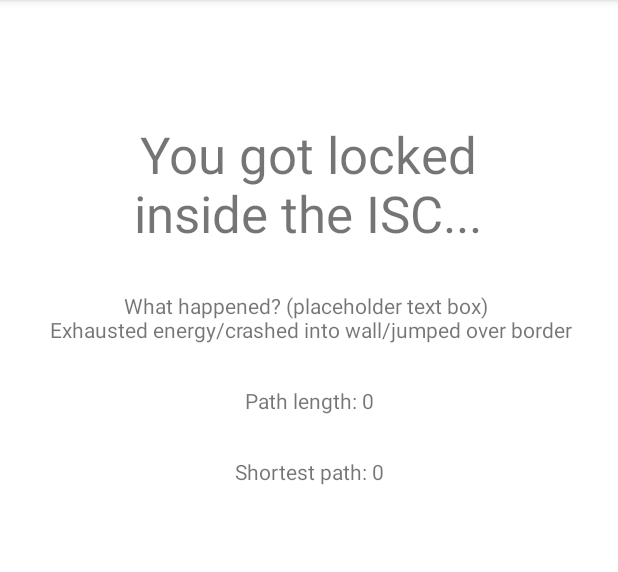
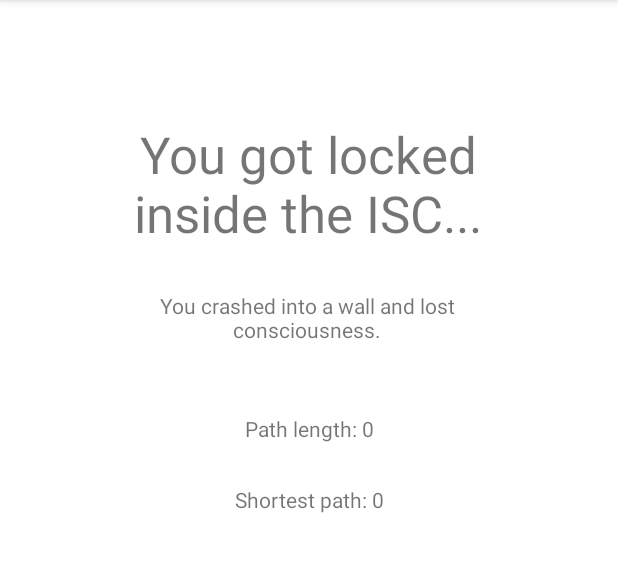
Before and after one commit to istwu/Fall-2021-Maze-Project, an Android app: the LosingActivity screen opened directly, with no data from a screen before it, on a phone screen of 412 x 824 dp, the part 84-656 px from its top. Run offline under Robolectric (Android 15) with nearby library versions, the phone set to English and light mode, and no system bars; 9 statements that could not run were skipped.

Commit message:
added functionality for displaying reasons for losing on losing screen

```diff
--- a/app/src/main/java/edu/wm/cs/cs301/isabellawu/gui/GeneratingActivity.java
+++ b/app/src/main/java/edu/wm/cs/cs301/isabellawu/gui/GeneratingActivity.java
@@ -223,7 +223,7 @@ public class GeneratingActivity extends AppCompatActivity implements Order {
         // check if progress bar is at 100%
         // check if driver + config have been selected
         new Thread(() -> {
-            while (driver == 0 || (!manual && config == 0)) {
+            while (driver == 0 || (!manual && config == 0) || maze == null) {
                 TextView driverWarning = (TextView) findViewById(R.id.driverWarning);
                 TextView configWarning = (TextView) findViewById(R.id.configWarning);
                 if(driver == 0) {
@@ -264,6 +264,7 @@ public class GeneratingActivity extends AppCompatActivity implements Order {
                 intent.putExtra("config", config);   // 1 = premium, 2 = mediocre, 3 = soso, 4 = shaky
             }
             startActivity(intent);
+            return;
         }).start();
 
     }
--- a/app/src/main/java/edu/wm/cs/cs301/isabellawu/gui/LosingActivity.java
+++ b/app/src/main/java/edu/wm/cs/cs301/isabellawu/gui/LosingActivity.java
@@ -17,8 +17,7 @@ public class LosingActivity extends AppCompatActivity {
     private int path;
     private int shortest_path;
     private int energy_used;
-    private boolean crashed;
-    private boolean jump_border;
+    private int losing;
 
     private int seed;
     private int skill;
@@ -48,20 +47,31 @@ public class LosingActivity extends AppCompatActivity {
         if(extras.containsKey("energy used")) {
             energy_used = extras.getInt("energy used");
         }
-        if(extras.containsKey("crashed")) {
-            crashed = extras.getBoolean("crashed");
-        }
+        // 0 = crashed into wall
+        // 1 = ran out of energy
+        // 2 = jumped over border wall
+        // 3 = stuck in loop
+        losing = extras.getInt("losing");
 
-        TextView losing = findViewById(R.id.losing);
+        TextView losingReason = findViewById(R.id.losingReason);
         // set text of losing based on reason for loss (placeholder)
-        if(energy_used >= 3500) {
-            losing.setText(getString(R.string.no_energy));
-        }
-        else if(crashed) {
-            losing.setText(getString(R.string.crashed));
-        }
-        else if(jump_border) {
-            losing.setText(getString(R.string.jump_border));
+        switch(losing) {
+            case 0: {
+                losingReason.setText(getString(R.string.crashed));
+                break;
+            }
+            case 1: {
+                losingReason.setText(getText(R.string.no_energy));
+                break;
+            }
+            case 2: {
+                losingReason.setText(getText(R.string.jump_border));
+                break;
+            }
+            case 3: {
+                losingReason.setText(getText(R.string.looping));
+                break;
+            }
         }
 
 
--- a/app/src/main/res/layout/activity_losing.xml
+++ b/app/src/main/res/layout/activity_losing.xml
@@ -27,7 +27,7 @@
         android:text="@string/path_length"
         app:layout_constraintEnd_toEndOf="parent"
         app:layout_constraintStart_toStartOf="parent"
-        app:layout_constraintTop_toBottomOf="@+id/losing" />
+        app:layout_constraintTop_toBottomOf="@+id/losingReason" />
 
     <TextView
         android:id="@+id/shortestPath"
@@ -50,11 +50,10 @@
         app:layout_constraintTop_toBottomOf="@+id/shortestPath" />
 
     <TextView
-        android:id="@+id/losing"
-        android:layout_width="wrap_content"
-        android:layout_height="wrap_content"
+        android:id="@+id/losingReason"
+        android:layout_width="297dp"
+        android:layout_height="54dp"
         android:layout_marginTop="28dp"
-        android:text="What happened? (placeholder text box) \n Exhausted energy/crashed into wall/jumped over border"
         android:textAlignment="center"
         app:layout_constraintEnd_toEndOf="parent"
         app:layout_constraintHorizontal_bias="0.491"
--- a/app/src/main/res/values/strings.xml
+++ b/app/src/main/res/values/strings.xml
@@ -29,9 +29,10 @@
 
     <string name="win">You escaped the ISC!</string>
     <string name="loss">You got locked inside the ISC...</string>
+    <string name="crashed">You crashed into a wall and lost consciousness.</string>
     <string name="no_energy">You ran out of energy and lost consciousness.</string>
-    <string name="crashed">You crashed into a wall and lost consciousness.</string>
-    <string name="jump_border">You tried to jump over the outside wall. You can\'t do that, you\'re inside a building!</string>
+    <string name="jump_border">You tried to jump over the outside wall. You can\'t do that, you\'re still inside the building!</string>
+    <string name="looping">You\'re just running in circles!</string>
     <string name="path_length">Path length: %1$d</string>
     <string name="shortest_path">Shortest path: %1$d</string>
     <string name="energy_used">Energy used: %1$d</string>
```
Also changed, not shown: app/src/main/java/edu/wm/cs/cs301/isabellawu/gui/PlayAnimationActivity.java (+35 -2 lines), app/src/main/java/edu/wm/cs/cs301/isabellawu/gui/PlayManuallyActivity.java (+7 -0 lines), app/src/main/java/edu/wm/cs/cs301/isabellawu/gui/ReliableRobot.java (+26 -6 lines).
